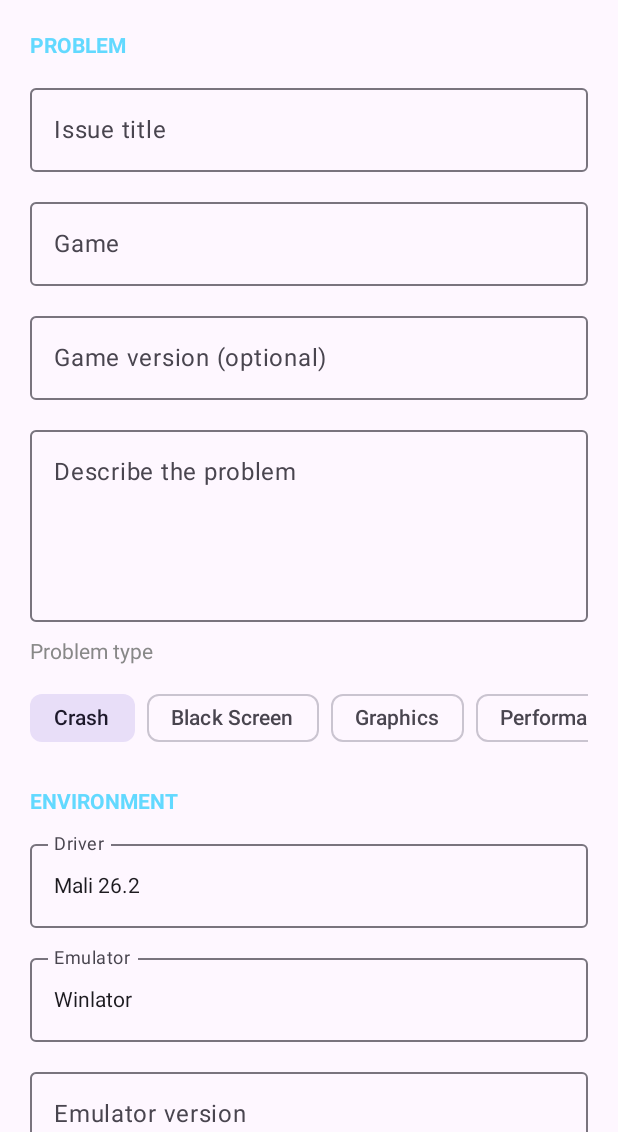
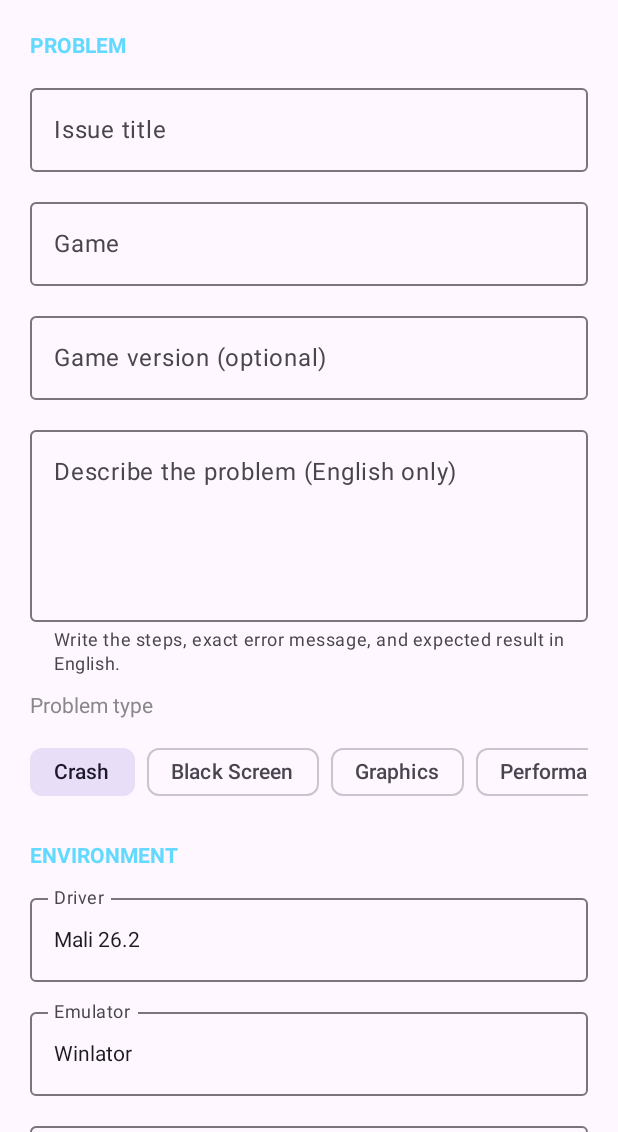
Before and after one commit to SOLO-XP/G57, an Android app built with Jetpack Compose: the composable CreateIssueScreen shown on its own in the app's theme, on a phone screen of 412 x 824 dp, the part 104-1236 px from its top. Run offline under Robolectric (Android 15) with nearby library versions, the light colour scheme and no system bars; libraries missing offline, so code that uses them is left out: io.github.jan.supabase; 1 statement that could not run was skipped.

Commit message:
Require diagnostic evidence and English issue details

```diff
--- a/app/src/main/java/com/g57/issuehub/MainActivity.kt
+++ b/app/src/main/java/com/g57/issuehub/MainActivity.kt
@@ -559,7 +559,7 @@ private fun CreateIssueScreen(ui: UiState, vm: G57ViewModel) {
             OutlinedTextField(ui.title, { vm.setField("title", it) }, label = { Text("Issue title") }, modifier = Modifier.fillMaxWidth())
             OutlinedTextField(ui.game, { vm.setField("game", it) }, label = { Text("Game") }, modifier = Modifier.fillMaxWidth())
             OutlinedTextField(ui.gameVersion, { vm.setField("gameVersion", it) }, label = { Text("Game version (optional)") }, modifier = Modifier.fillMaxWidth())
-            OutlinedTextField(ui.description, { vm.setField("description", it) }, label = { Text("Describe the problem") }, minLines = 6, modifier = Modifier.fillMaxWidth())
+            OutlinedTextField(ui.description, { vm.setField("description", it) }, label = { Text("Describe the problem (English only)") }, supportingText = { Text("Write the steps, exact error message, and expected result in English.") }, minLines = 6, modifier = Modifier.fillMaxWidth())
             Text("Problem type", color = Color.Gray)
             Row(horizontalArrangement = Arrangement.spacedBy(8.dp), modifier = Modifier.fillMaxWidth().horizontalScroll(rememberScrollState()).padding(bottom = 4.dp)) {
                 listOf("Crash", "Black Screen", "Graphics", "Performance", "Vulkan Error", "Other").forEach { type ->
@@ -576,8 +576,18 @@ private fun CreateIssueScreen(ui: UiState, vm: G57ViewModel) {
             OutlinedTextField(ui.vkd3d, { vm.setField("vkd3d", it) }, label = { Text("VKD3D") }, modifier = Modifier.fillMaxWidth())
             OutlinedTextField(ui.box64, { vm.setField("box64", it) }, label = { Text("Box64") }, modifier = Modifier.fillMaxWidth())
 
-            Text("ATTACHMENTS", color = G57Cyan, fontWeight = FontWeight.Bold, modifier = Modifier.padding(top = 8.dp))
-            Text("Maximum 150 MB per file in this MVP.", color = Color.Gray, style = MaterialTheme.typography.bodySmall)
+            Text("ATTACHMENTS • REQUIRED", color = G57Cyan, fontWeight = FontWeight.Bold, modifier = Modifier.padding(top = 8.dp))
+            Text(
+                "You must attach at least one diagnostic log file OR one video showing the problem. Images alone are not enough. Please write all issue details in English. Maximum 150 MB per file.",
+                color = Color.Gray,
+                style = MaterialTheme.typography.bodySmall
+            )
+            val hasRequiredEvidence = ui.selectedFiles.any { it.type == "log" || it.type == "video" }
+            Text(
+                if (hasRequiredEvidence) "Required evidence selected." else "Missing required evidence: choose a log file or a video.",
+                color = if (hasRequiredEvidence) G57Cyan else MaterialTheme.colorScheme.error,
+                style = MaterialTheme.typography.labelMedium
+            )
             Row(horizontalArrangement = Arrangement.spacedBy(8.dp)) {
                 OutlinedButton(onClick = { imagePicker.launch(arrayOf("image/*")) }, modifier = Modifier.weight(1f)) { Text("📷 Images") }
                 OutlinedButton(onClick = { videoPicker.launch(arrayOf("video/*")) }, modifier = Modifier.weight(1f)) { Text("🎥 Video") }
```
